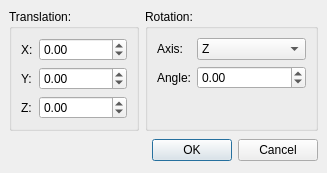
The window that src/Gui/Placement.ui (berndhahnebach/All_FreeCAD) describes before a commit, drawn with Qt 5.
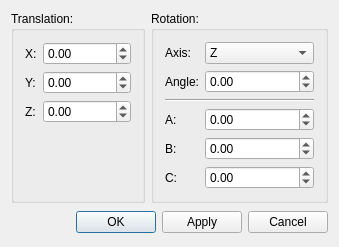
The same window after the commit.

Diff of the .ui file:
```diff
--- a/src/Gui/Placement.ui
+++ b/src/Gui/Placement.ui
@@ -3,55 +3,282 @@
  <comment></comment>
  <exportmacro></exportmacro>
  <class>Gui::Dialog::Placement</class>
- <widget class="QDialog" name="Gui::Dialog::Placement" >
-  <property name="geometry" >
+ <widget class="QDialog" name="Gui::Dialog::Placement">
+  <property name="geometry">
    <rect>
     <x>0</x>
     <y>0</y>
-    <width>222</width>
-    <height>160</height>
+    <width>334</width>
+    <height>228</height>
    </rect>
   </property>
   <property name="windowTitle" >
    <string>Placement</string>
   </property>
-  <layout class="QGridLayout" >
-   <property name="margin" >
-    <number>9</number>
-   </property>
-   <property name="spacing" >
-    <number>6</number>
-   </property>
-   <item row="1" column="0" colspan="2" >
-    <spacer>
-     <property name="orientation" >
-      <enum>Qt::Vertical</enum>
+  <layout class="QGridLayout" name="gridLayout_3">
+   <item row="0" column="0">
+    <widget class="QGroupBox" name="GroupBox5">
+     <property name="title">
+      <string>Translation:</string>
      </property>
-     <property name="sizeHint" >
-      <size>
-       <width>20</width>
-       <height>40</height>
-      </size>
-     </property>
-    </spacer>
+     <layout class="QGridLayout" name="gridLayout_2">
+      <item row="0" column="0">
+       <widget class="QLabel" name="TextLabelX">
+        <property name="sizePolicy">
+         <sizepolicy hsizetype="Maximum" vsizetype="Preferred">
+          <horstretch>0</horstretch>
+          <verstretch>0</verstretch>
+         </sizepolicy>
+        </property>
+        <property name="text">
+         <string>X:</string>
+        </property>
+       </widget>
+      </item>
+      <item row="0" column="1">
+       <widget class="QDoubleSpinBox" name="xPos">
+        <property name="minimum">
+         <double>-2147480000.000000000000000</double>
+        </property>
+        <property name="maximum">
+         <double>2147480000.000000000000000</double>
+        </property>
+       </widget>
+      </item>
+      <item row="1" column="0">
+       <widget class="QLabel" name="TextLabelY">
+        <property name="sizePolicy">
+         <sizepolicy hsizetype="Maximum" vsizetype="Preferred">
+          <horstretch>0</horstretch>
+          <verstretch>0</verstretch>
+         </sizepolicy>
+        </property>
+        <property name="text">
+         <string>Y:</string>
+        </property>
+       </widget>
+      </item>
+      <item row="1" column="1">
+       <widget class="QDoubleSpinBox" name="yPos">
+        <property name="minimum">
+         <double>-2147480000.000000000000000</double>
+        </property>
+        <property name="maximum">
+         <double>2147480000.000000000000000</double>
+        </property>
+       </widget>
+      </item>
+      <item row="2" column="0">
+       <widget class="QLabel" name="TextLabelZ">
+        <property name="sizePolicy">
+         <sizepolicy hsizetype="Maximum" vsizetype="Preferred">
+          <horstretch>0</horstretch>
+          <verstretch>0</verstretch>
+         </sizepolicy>
+        </property>
+        <property name="text">
+         <string>Z:</string>
+        </property>
+       </widget>
+      </item>
+      <item row="2" column="1">
+       <widget class="QDoubleSpinBox" name="zPos">
+        <property name="minimum">
+         <double>-2147480000.000000000000000</double>
+        </property>
+        <property name="maximum">
+         <double>2147480000.000000000000000</double>
+        </property>
+       </widget>
+      </item>
+      <item row="3" column="1">
+       <spacer>
+        <property name="orientation">
+         <enum>Qt::Vertical</enum>
+        </property>
+        <property name="sizeHint" stdset="0">
+         <size>
+          <width>20</width>
+          <height>40</height>
+         </size>
+        </property>
+       </spacer>
+      </item>
+     </layout>
+    </widget>
    </item>
-   <item row="2" column="0" colspan="2" >
-    <layout class="QHBoxLayout" >
-     <property name="margin" >
-      <number>0</number>
+   <item row="0" column="1">
+    <widget class="QGroupBox" name="GroupBox5_2">
+     <property name="title">
+      <string>Rotation:</string>
      </property>
-     <property name="spacing" >
-      <number>6</number>
-     </property>
+     <layout class="QGridLayout" name="gridLayout">
+      <item row="0" column="0">
+       <widget class="QLabel" name="TextLabelAxis">
+        <property name="sizePolicy">
+         <sizepolicy hsizetype="Maximum" vsizetype="Preferred">
+          <horstretch>0</horstretch>
+          <verstretch>0</verstretch>
+         </sizepolicy>
+        </property>
+        <property name="text">
+         <string>Axis:</string>
+        </property>
+       </widget>
+      </item>
+      <item row="0" column="1">
+       <widget class="QComboBox" name="direction">
+        <property name="currentIndex">
+         <number>2</number>
+        </property>
+        <item>
+         <property name="text">
+          <string>X</string>
+         </property>
+        </item>
+        <item>
+         <property name="text">
+          <string>Y</string>
+         </property>
+        </item>
+        <item>
+         <property name="text">
+          <string>Z</string>
+         </property>
+        </item>
+        <item>
+         <property name="text">
+          <string>User defined...</string>
+         </property>
+        </item>
+       </widget>
+      </item>
+      <item row="1" column="0">
+       <widget class="QLabel" name="textLabelAngle">
+        <property name="sizePolicy">
+         <sizepolicy hsizetype="Maximum" vsizetype="Preferred">
+          <horstretch>0</horstretch>
+          <verstretch>0</verstretch>
+         </sizepolicy>
+        </property>
+        <property name="text">
+         <string>Angle:</string>
+        </property>
+       </widget>
+      </item>
+      <item row="1" column="1">
+       <widget class="QDoubleSpinBox" name="angle">
+        <property name="minimum">
+         <double>-360.000000000000000</double>
+        </property>
+        <property name="maximum">
+         <double>360.000000000000000</double>
+        </property>
+       </widget>
+      </item>
+      <item row="2" column="0" colspan="2">
+       <widget class="Line" name="line">
+        <property name="orientation">
+         <enum>Qt::Horizontal</enum>
+        </property>
+       </widget>
+      </item>
+      <item row="3" column="0">
+       <widget class="QLabel" name="TextLabelZ_2">
+        <property name="sizePolicy">
+         <sizepolicy hsizetype="Maximum" vsizetype="Preferred">
+          <horstretch>0</horstretch>
+          <verstretch>0</verstretch>
+         </sizepolicy>
+        </property>
+        <property name="text">
+         <string>A:</string>
+        </property>
+       </widget>
+      </item>
+      <item row="3" column="1">
+       <widget class="QDoubleSpinBox" name="RotA">
+        <property name="minimum">
+         <double>-2147480000.000000000000000</double>
+        </property>
+        <property name="maximum">
+         <double>2147480000.000000000000000</double>
+        </property>
+       </widget>
+      </item>
+      <item row="4" column="0">
+       <widget class="QLabel" name="TextLabelZ_3">
+        <property name="sizePolicy">
+         <sizepolicy hsizetype="Maximum" vsizetype="Preferred">
+          <horstretch>0</horstretch>
+          <verstretch>0</verstretch>
+         </sizepolicy>
+        </property>
+        <property name="text">
+         <string>B:</string>
+        </property>
+       </widget>
+      </item>
+      <item row="4" column="1">
+       <widget class="QDoubleSpinBox" name="RotB">
+        <property name="minimum">
+         <double>-2147480000.000000000000000</double>
+        </property>
+        <property name="maximum">
+         <double>2147480000.000000000000000</double>
+        </property>
+       </widget>
+      </item>
+      <item row="5" column="0">
+       <widget class="QLabel" name="TextLabelZ_4">
+        <property name="sizePolicy">
+         <sizepolicy hsizetype="Maximum" vsizetype="Preferred">
+          <horstretch>0</horstretch>
+          <verstretch>0</verstretch>
+         </sizepolicy>
+        </property>
+        <property name="text">
+         <string>C:</string>
+        </property>
+       </widget>
+      </item>
+      <item row="5" column="1">
+       <widget class="QDoubleSpinBox" name="RotC">
+        <property name="minimum">
+         <double>-2147480000.000000000000000</double>
+        </property>
+        <property name="maximum">
+         <double>2147480000.000000000000000</double>
+        </property>
+       </widget>
+      </item>
+      <item row="6" column="1">
+       <spacer>
+        <property name="orientation">
+         <enum>Qt::Vertical</enum>
+        </property>
+        <property name="sizeHint" stdset="0">
+         <size>
+          <width>20</width>
+          <height>40</height>
+         </size>
+        </property>
+       </spacer>
+      </item>
+     </layout>
+    </widget>
+   </item>
+   <item row="1" column="0" colspan="2">
+    <layout class="QHBoxLayout" name="horizontalLayout">
      <item>
       <spacer>
-       <property name="orientation" >
+       <property name="orientation">
         <enum>Qt::Horizontal</enum>
        </property>
-       <property name="sizeType" >
+       <property name="sizeType">
         <enum>QSizePolicy::Expanding</enum>
        </property>
-       <property name="sizeHint" >
+       <property name="sizeHint" stdset="0">
         <size>
          <width>16</width>
          <height>27</height>
@@ -60,209 +287,31 @@
       </spacer>
      </item>
      <item>
-      <widget class="QPushButton" name="oKButton" >
-       <property name="text" >
+      <widget class="QPushButton" name="oKButton">
+       <property name="text">
         <string>OK</string>
        </property>
       </widget>
      </item>
      <item>
-      <widget class="QPushButton" name="cancelButton" >
-       <property name="text" >
+      <widget class="QPushButton" name="applyButton">
+       <property name="text">
+        <string>Apply</string>
+       </property>
+      </widget>
+     </item>
+     <item>
+      <widget class="QPushButton" name="cancelButton">
+       <property name="text">
         <string>Cancel</string>
        </property>
       </widget>
      </item>
     </layout>
    </item>
-   <item row="0" column="0" >
-    <widget class="QGroupBox" name="GroupBox5" >
-     <property name="title" >
-      <string>Translation:</string>
-     </property>
-     <layout class="QGridLayout" >
-      <property name="margin" >
-       <number>9</number>
-      </property>
-      <property name="spacing" >
-       <number>6</number>
-      </property>
-      <item row="2" column="1" >
-       <widget class="QDoubleSpinBox" name="zPos" >
-        <property name="maximum" >
-         <double>2.14748e+09</double>
-        </property>
-        <property name="minimum" >
-         <double>-2.14748e+09</double>
-        </property>
-       </widget>
-      </item>
-      <item row="2" column="0" >
-       <widget class="QLabel" name="TextLabelZ" >
-        <property name="sizePolicy" >
-         <sizepolicy>
-          <hsizetype>4</hsizetype>
-          <vsizetype>5</vsizetype>
-          <horstretch>0</horstretch>
-          <verstretch>0</verstretch>
-         </sizepolicy>
-        </property>
-        <property name="text" >
-         <string>Z:</string>
-        </property>
-       </widget>
-      </item>
-      <item row="1" column="0" >
-       <widget class="QLabel" name="TextLabelY" >
-        <property name="sizePolicy" >
-         <sizepolicy>
-          <hsizetype>4</hsizetype>
-          <vsizetype>5</vsizetype>
-          <horstretch>0</horstretch>
-          <verstretch>0</verstretch>
-         </sizepolicy>
-        </property>
-        <property name="text" >
-         <string>Y:</string>
-        </property>
-       </widget>
-      </item>
-      <item row="0" column="0" >
-       <widget class="QLabel" name="TextLabelX" >
-        <property name="sizePolicy" >
-         <sizepolicy>
-          <hsizetype>4</hsizetype>
-          <vsizetype>5</vsizetype>
-          <horstretch>0</horstretch>
-          <verstretch>0</verstretch>
-         </sizepolicy>
-        </property>
-        <property name="text" >
-         <string>X:</string>
-        </property>
-       </widget>
-      </item>
-      <item row="1" column="1" >
-       <widget class="QDoubleSpinBox" name="yPos" >
-        <property name="maximum" >
-         <double>2.14748e+09</double>
-        </property>
-        <property name="minimum" >
-         <double>-2.14748e+09</double>
-        </property>
-       </widget>
-      </item>
-      <item row="0" column="1" >
-       <widget class="QDoubleSpinBox" name="xPos" >
-        <property name="maximum" >
-         <double>2.14748e+09</double>
-        </property>
-        <property name="minimum" >
-         <double>-2.14748e+09</double>
-        </property>
-       </widget>
-      </item>
-     </layout>
-    </widget>
-   </item>
-   <item row="0" column="1" >
-    <widget class="QGroupBox" name="GroupBox5_2" >
-     <property name="title" >
-      <string>Rotation:</string>
-     </property>
-     <layout class="QGridLayout" >
-      <property name="margin" >
-       <number>9</number>
-      </property>
-      <property name="spacing" >
-       <number>6</number>
-      </property>
-      <item row="2" column="0" colspan="2" >
-       <spacer>
-        <property name="orientation" >
-         <enum>Qt::Vertical</enum>
-        </property>
-        <property name="sizeHint" >
-         <size>
-          <width>20</width>
-          <height>40</height>
-         </size>
-        </property>
-       </spacer>
-      </item>
-      <item row="1" column="1" >
-       <widget class="QDoubleSpinBox" name="angle" >
-        <property name="maximum" >
-         <double>360</double>
-        </property>
-        <property name="minimum" >
-         <double>-360</double>
-        </property>
-       </widget>
-      </item>
-      <item row="1" column="0" >
-       <widget class="QLabel" name="textLabelAngle" >
-        <property name="sizePolicy" >
-         <sizepolicy>
-          <hsizetype>4</hsizetype>
-          <vsizetype>5</vsizetype>
-          <horstretch>0</horstretch>
-          <verstretch>0</verstretch>
-         </sizepolicy>
-        </property>
-        <property name="text" >
-         <string>Angle:</string>
-        </property>
-       </widget>
-      </item>
-      <item row="0" column="1" >
-       <widget class="QComboBox" name="direction" >
-        <property name="currentIndex" >
-         <number>2</number>
-        </property>
-        <item>
-         <property name="text" >
-          <string>X</string>
-         </property>
-        </item>
-        <item>
-         <property name="text" >
-          <string>Y</string>
-         </property>
-        </item>
-        <item>
-         <property name="text" >
-          <string>Z</string>
-         </property>
-        </item>
-        <item>
-         <property name="text" >
-          <string>User defined...</string>
-         </property>
-        </item>
-       </widget>
-      </item>
-      <item row="0" column="0" >
-       <widget class="QLabel" name="TextLabelAxis" >
-        <property name="sizePolicy" >
-         <sizepolicy>
-          <hsizetype>4</hsizetype>
-          <vsizetype>5</vsizetype>
-          <horstretch>0</horstretch>
-          <verstretch>0</verstretch>
-         </sizepolicy>
-        </property>
-        <property name="text" >
-         <string>Axis:</string>
-        </property>
-       </widget>
-      </item>
-     </layout>
-    </widget>
-   </item>
   </layout>
  </widget>
- <layoutdefault spacing="6" margin="11" />
+ <layoutdefault spacing="6" margin="11"/>
  <pixmapfunction>qPixmapFromMimeSource</pixmapfunction>
  <tabstops>
   <tabstop>xPos</tabstop>
```
Left out of the diff: 16 changed lines with no effect on the pictures.
